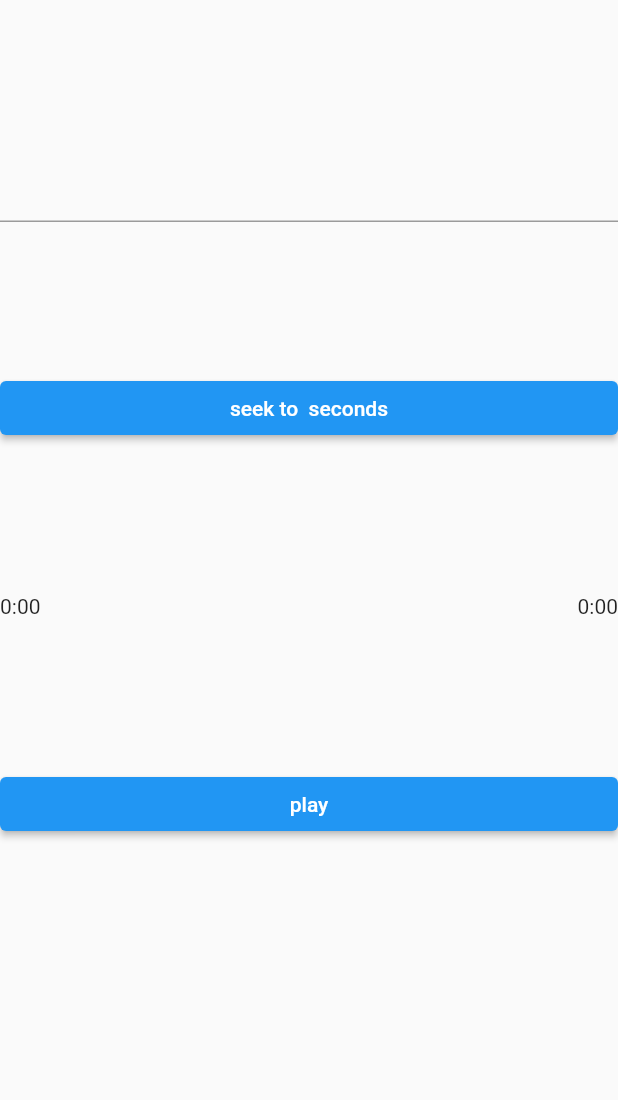
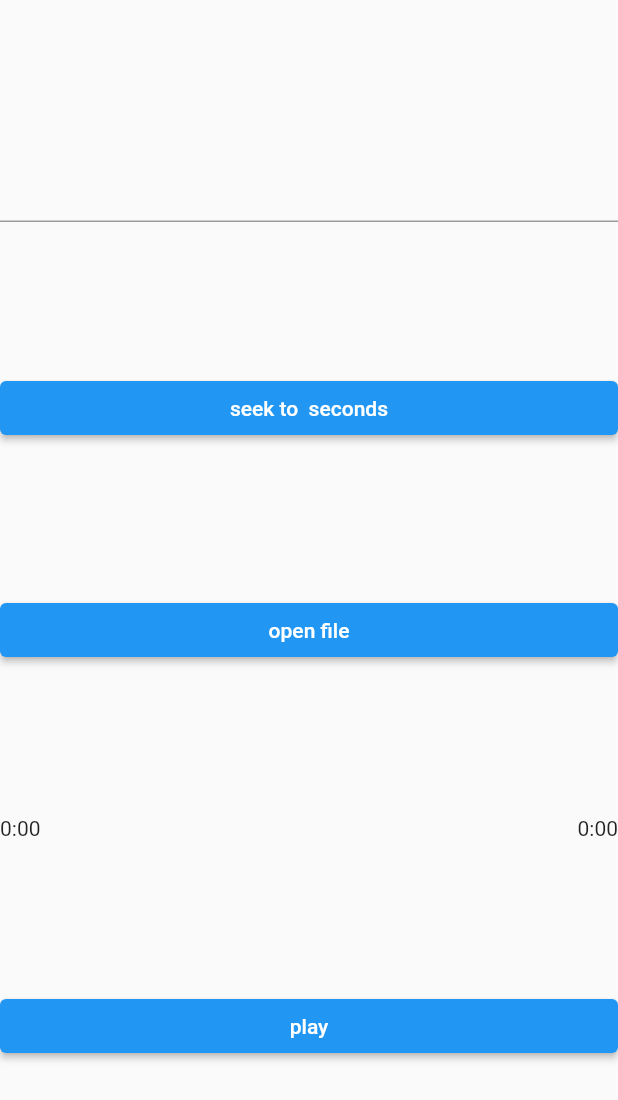
Before and after one commit to Coronon/flutter_just_audio_test, a Flutter app: the screen it shows after launch, on a phone screen of 412 x 824 dp. Shown: the top 1100 px of the screen. Run offline on Flutter 3.47's test engine with Material 2 defaults, Android fonts, the phone set to English and light mode, and no system bars; our stand-ins replace file_picker, just_audio, open_file.

Commit message:
file picker, open file

```diff
--- a/lib/main.dart
+++ b/lib/main.dart
@@ -1,5 +1,11 @@
+import 'dart:io';
+
+import 'package:file_picker/file_picker.dart';
 import 'package:flutter/material.dart';
+import 'package:flutter/services.dart';
 import 'package:just_audio/just_audio.dart';
+import 'package:open_file/open_file.dart';
+import 'package:path_provider/path_provider.dart';
 
 void main() {
   runApp(const MyApp());
@@ -38,11 +44,24 @@ class _MyHomePageState extends State<MyHomePage> {
   void initState() {
     _audioPlayer = AudioPlayer();
     // file name: shower(15mins), wake_up(5mins), new_york(15mins)
-    _audioPlayer.setAsset('assets/audio/wake_up.mp3');
+    setAsset('shower');
     _audioPlayer.positionStream.listen((event) {
       print(event);
     });
     super.initState();
+  }
+
+  setAsset(String title) async {
+    var content = await rootBundle.load("assets/audio/$title.mp3");
+    final directory = await getApplicationDocumentsDirectory();
+    var file = File("${directory.path}/$title.mp3");
+    file.writeAsBytesSync(content.buffer.asUint8List());
+    await Future.delayed(Duration(seconds: 1));
+
+    await _audioPlayer.setFilePath(file.path);
+
+    // await _audioPlayer.setUrl(
+    //     'file:///Users/hyungjoo/Desktop/develop/flutter_just_audio_test/assets/audio/shower.mp3');
   }
 
   String _getTimeString(Duration time) {
@@ -55,6 +74,14 @@ class _MyHomePageState extends State<MyHomePage> {
     return time.inHours > 0
         ? "${time.inHours}:${minutes.padLeft(2, "0")}:$seconds"
         : "$minutes:$seconds";
+  }
+
+  void openFile(PlatformFile file) {
+    print('${file.bytes}');
+    print('${file.size}');
+    print('${file.extension}');
+    print('${file.path}');
+    // OpenFile.open(file.path);
   }
 
   @override
@@ -83,6 +110,20 @@ class _MyHomePageState extends State<MyHomePage> {
                     _audioPlayer.seek(seekDuration);
                   },
                   child: Text('seek to ${_controller.text} seconds')),
+              const SizedBox(
+                height: 100,
+              ),
+              ElevatedButton(
+                  onPressed: () async {
+                    final result = await FilePicker.platform.pickFiles();
+                    if (result == null) {
+                      return;
+                    }
+
+                    final file = result.files.first;
+                    openFile(file);
+                  },
+                  child: Text('open file')),
               const SizedBox(
                 height: 100,
               ),
```
Also changed, not shown: pubspec.yaml (+7 -1 lines), pubspec.lock, 3 other files.
